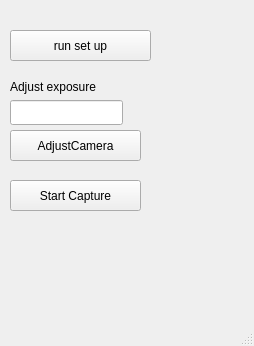
Ryan37342342/Image-Capture-System-ICS-, file CaptureWindow.ui: the form before one commit.
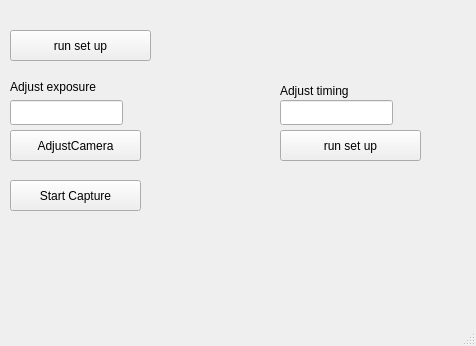
The form after the commit.

```diff
--- a/CaptureWindow.ui
+++ b/CaptureWindow.ui
@@ -6,7 +6,7 @@
    <rect>
     <x>0</x>
     <y>0</y>
-    <width>254</width>
+    <width>476</width>
     <height>346</height>
    </rect>
   </property>
@@ -82,6 +82,42 @@
      <string>Adjust exposure</string>
     </property>
    </widget>
+   <widget class="QLabel" name="label_2">
+    <property name="geometry">
+     <rect>
+      <x>280</x>
+      <y>80</y>
+      <width>161</width>
+      <height>21</height>
+     </rect>
+    </property>
+    <property name="text">
+     <string>Adjust timing</string>
+    </property>
+   </widget>
+   <widget class="QLineEdit" name="timingAdjust">
+    <property name="geometry">
+     <rect>
+      <x>280</x>
+      <y>100</y>
+      <width>113</width>
+      <height>25</height>
+     </rect>
+    </property>
+   </widget>
+   <widget class="QPushButton" name="timingButton">
+    <property name="geometry">
+     <rect>
+      <x>280</x>
+      <y>130</y>
+      <width>141</width>
+      <height>31</height>
+     </rect>
+    </property>
+    <property name="text">
+     <string>run set up</string>
+    </property>
+   </widget>
   </widget>
   <widget class="QStatusBar" name="statusbar"/>
  </widget>
```
Left out of the diff: 17 changed lines with no effect on the pictures.
